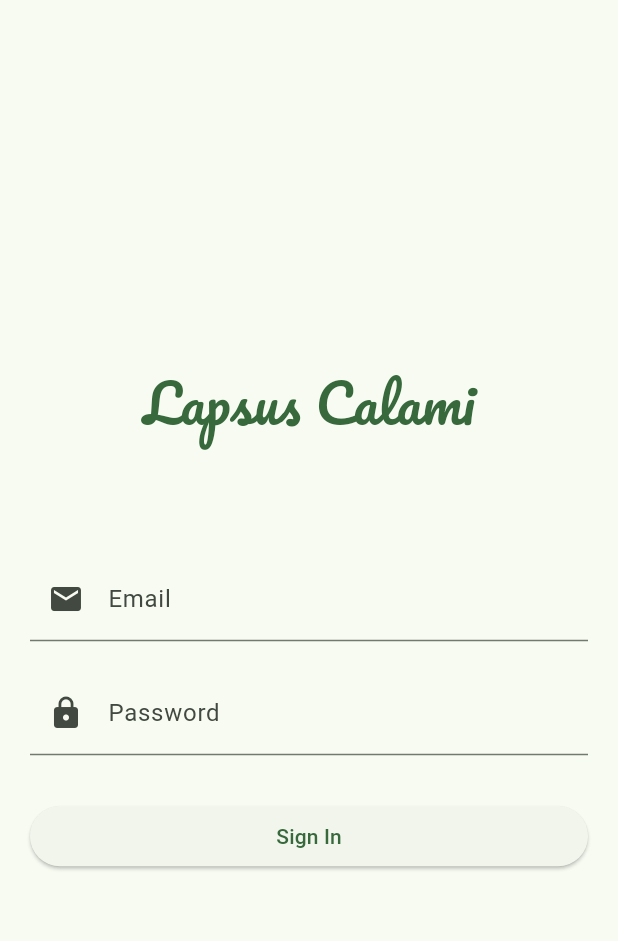
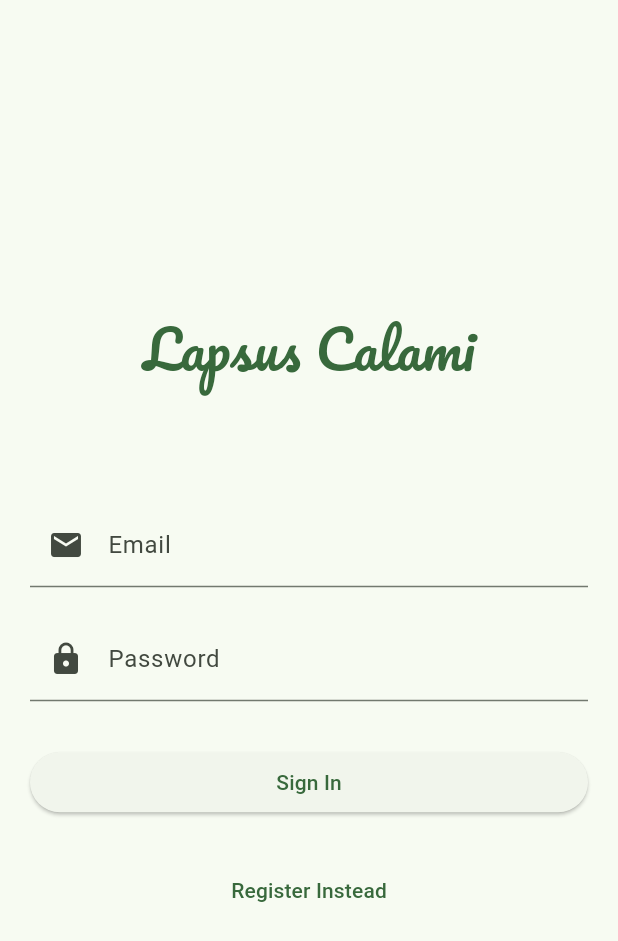
Before and after one commit to HardyJL/Plan-N-Track, a Flutter app: the screen it shows after launch, after a tap on "Sign In", on a phone screen of 412 x 824 dp. Shown: the top 941 px of the screen. Run offline on Flutter 3.47's test engine with Material 2 defaults, Android fonts, the phone set to English and light mode, and no system bars; our stand-ins replace bloc, dio, firebase_auth, firebase_core, get_it, google_fonts; accounts and stored records are empty; generated files the repository leaves out were written again.

Commit message:
login vis and injection

```diff
--- a/lib/bootstrap.dart
+++ b/lib/bootstrap.dart
@@ -3,6 +3,7 @@ import 'dart:developer';
 
 import 'package:bloc/bloc.dart';
 import 'package:flutter/widgets.dart';
+import 'package:plan_n_track/injection.dart';
 
 class AppBlocObserver extends BlocObserver {
   const AppBlocObserver();
@@ -25,6 +26,7 @@ Future<void> bootstrap(FutureOr<Widget> Function() builder) async {
     log(details.exceptionAsString(), stackTrace: details.stack);
   };
 
+  await initializeDependencyInjection();
   Bloc.observer = const AppBlocObserver();
 
   await runZonedGuarded(
--- a/lib/features/login/data/login_repository.dart
+++ b/lib/features/login/data/login_repository.dart
@@ -1,5 +1,7 @@
 import 'dart:async';
+import 'dart:developer';
 
+import 'package:firebase_auth/firebase_auth.dart';
 import 'package:plan_n_track/features/login/domain/i_login_repository.dart';
 
 class LoginRepository implements ILoginRepository {
@@ -15,8 +17,14 @@ class LoginRepository implements ILoginRepository {
   }
 
   @override
-  FutureOr<void> registerWithEmail(String email, String password) {
-    // TODO: implement registerWithEmail
-    throw UnimplementedError();
+  FutureOr<void> registerWithEmail(String email, String password) async {
+    try {
+      await FirebaseAuth.instance.createUserWithEmailAndPassword(
+        email: email,
+        password: password,
+      );
+    } on FirebaseAuthException catch (ex) {
+      log(ex.message ?? 'An error ocurred');
+    }
   }
 }
--- a/lib/features/login/presentation/login_view.dart
+++ b/lib/features/login/presentation/login_view.dart
@@ -1,15 +1,46 @@
+import 'package:flutter/foundation.dart';
 import 'package:flutter/material.dart';
+import 'package:get_it/get_it.dart';
 import 'package:google_fonts/google_fonts.dart';
+import 'package:plan_n_track/features/login/domain/i_login_repository.dart';
 
-class LoginView extends StatelessWidget {
+class LoginView extends StatefulWidget {
   const LoginView({super.key});
+
+  @override
+  State<LoginView> createState() => _LoginViewState();
+}
+
+class _LoginViewState extends State<LoginView> {
+  late bool isRegister;
+
+  @override
+  void initState() {
+    isRegister = false;
+    super.initState();
+  }
 
   @override
   Widget build(BuildContext context) {
     final theme = Theme.of(context).colorScheme;
+    // final _logInRepository = GetIt.I.get<ILoginRepository>();
+
     return Scaffold(
       body: Container(
+        decoration: kIsWeb
+            ? BoxDecoration(
+                border: Border.all(
+                  color: theme.outline,
+                ),
+              )
+            : null,
         padding: const EdgeInsets.all(20),
+        margin: kIsWeb
+            ? EdgeInsets.symmetric(
+                horizontal: MediaQuery.of(context).size.width / 3.5,
+                vertical: 24,
+              )
+            : null,
         child: Column(
           mainAxisAlignment: MainAxisAlignment.center,
           crossAxisAlignment: CrossAxisAlignment.stretch,
@@ -40,11 +71,33 @@ class LoginView extends StatelessWidget {
               ),
               obscureText: true,
             ),
-            const SizedBox(height: 30),
+            const SizedBox(height: 20),
+            if (isRegister)
+              TextFormField(
+                decoration: const InputDecoration(
+                  labelText: 'Reenter Password',
+                  prefixIcon: Icon(Icons.lock),
+                ),
+                obscureText: true,
+              ),
+            const SizedBox(height: 10),
             ElevatedButton(
-              onPressed: () {},
+              onPressed: () {
+                // _logInRepository.registerWithEmail('', '');
+              },
               child: const Text('Sign In'),
             ),
+            const SizedBox(
+              height: 24,
+            ),
+            TextButton(
+              onPressed: () {
+                setState(() {
+                  isRegister = !isRegister;
+                });
+              },
+              child: Text(isRegister ? 'Login Instead' : 'Register Instead'),
+            )
           ],
         ),
       ),
--- a/lib/features/tracking/data/food_api.dart
+++ b/lib/features/tracking/data/food_api.dart
@@ -2,9 +2,10 @@ import 'dart:async';
 import 'dart:developer';
 
 import 'package:dio/dio.dart';
+import 'package:get_it/get_it.dart';
 
 class FoodAPI {
-  final dio = Dio();
+  final dio = GetIt.I.get<Dio>();
   final uri = 'https://world.openfoodfacts.org/api/v2/product/';
 
   // Beispiel: 4260402485034
--- /dev/null
+++ b/lib/injection.dart
@@ -0,0 +1,17 @@
+import 'package:dio/dio.dart';
+import 'package:get_it/get_it.dart';
+import 'package:plan_n_track/features/login/data/login_repository.dart';
+import 'package:plan_n_track/features/login/domain/i_login_repository.dart';
+
+Future<void> initializeDependencyInjection() async {
+  // ignore: avoid_single_cascade_in_expression_statements
+  GetIt.I
+    // Register dio
+    ..registerSingleton<Dio>(Dio())
+    ..registerFactory<ILoginRepository>(LoginRepository.new);
+
+  // // Register Auth Service
+  // ..registerLazySingleton<NavigationBloc>(
+  //   NavigationBloc.new,
+  // );
+}
--- a/pubspec.yaml
+++ b/pubspec.yaml
@@ -17,6 +17,7 @@ dependencies:
   flutter_localizations:
     sdk: flutter
   flutter_svg: ^2.0.5
+  get_it: ^7.6.0
   google_fonts: ^4.0.4
   intl: ^0.17.0
   meta: ^1.8.0
```
Also changed, not shown: pubspec.lock.
